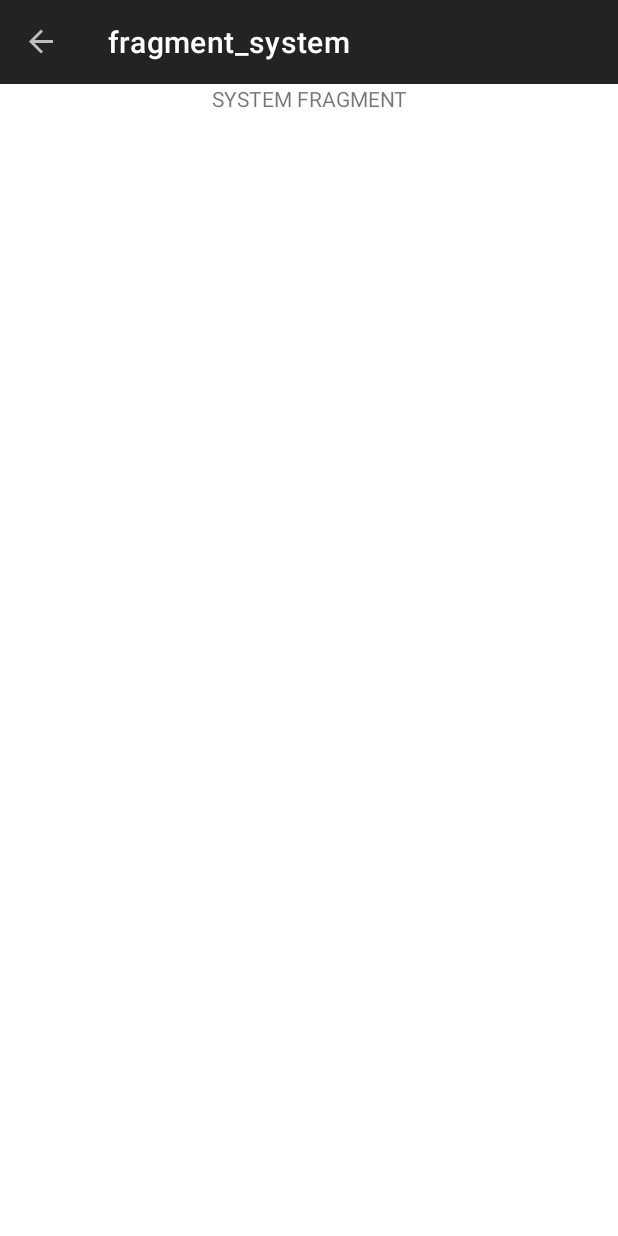
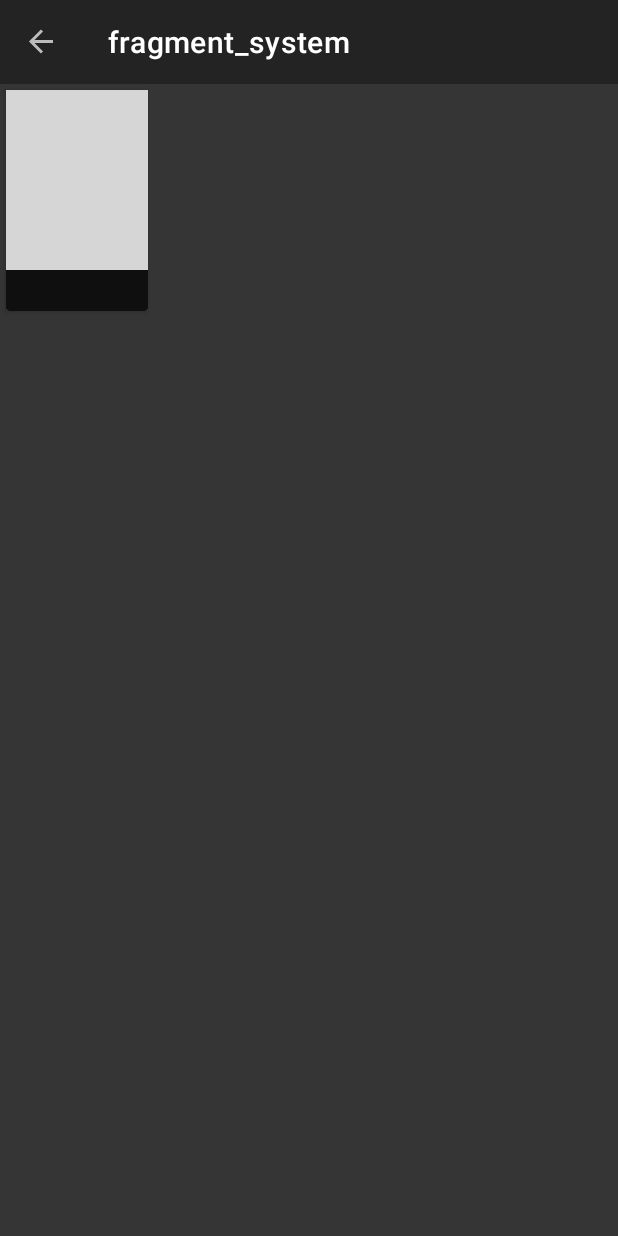
Before and after one commit to Archeidos/SimpleSpaceMMO, an Android app: the SystemFragment screen opened through its navigation route, on a phone screen of 412 x 824 dp. Run offline under Robolectric (Android 15) with nearby library versions, the phone set to English and light mode, and no system bars; our stand-ins replace Firebase (no records; nobody signed in at launch, a user with empty details on screens opened directly), data binding, navigation-ui; 5 statements that could not run were skipped; grey boxes are pictures that could not be loaded.

Commit message:
Added system fragment functionality and integration with firebase + other changes

```diff
--- a/app/src/main/AndroidManifest.xml
+++ b/app/src/main/AndroidManifest.xml
@@ -2,6 +2,8 @@
 <manifest xmlns:android="http://schemas.android.com/apk/res/android"
     xmlns:tools="http://schemas.android.com/tools"
     package="com.codestallions.spacemmo">
+
+    <uses-permission android:name="android.permission.INTERNET" />
 
     <application
         android:name=".SpaceMMO"
@@ -23,6 +25,6 @@
         <activity android:name=".ui.activities.LoginActivity"
             android:screenOrientation = "portrait"
             tools:ignore="LockedOrientationActivity" />
+
     </application>
-
 </manifest>
--- /dev/null
+++ b/app/src/main/java/com/codestallions/spacemmo/CustomGlideModule.java
@@ -0,0 +1,22 @@
+package com.codestallions.spacemmo;
+
+import android.content.Context;
+
+import com.bumptech.glide.Glide;
+import com.bumptech.glide.Registry;
+import com.bumptech.glide.annotation.GlideModule;
+import com.bumptech.glide.module.AppGlideModule;
+import com.firebase.ui.storage.images.FirebaseImageLoader;
+import com.google.firebase.storage.StorageReference;
+
+import java.io.InputStream;
+
+@GlideModule
+public class CustomGlideModule extends AppGlideModule {
+
+    @Override
+    public void registerComponents(Context context, Glide glide, Registry registry) {
+        registry.append(StorageReference.class, InputStream.class,
+                new FirebaseImageLoader.Factory());
+    }
+}
--- /dev/null
+++ b/app/src/main/java/com/codestallions/spacemmo/model/Planet.java
@@ -0,0 +1,23 @@
+package com.codestallions.spacemmo.model;
+
+public class Planet {
+
+    private String name;
+    private String imagePath;
+
+    public String getName() {
+        return name;
+    }
+
+    public void setName(String name) {
+        this.name = name;
+    }
+
+    public String getImagePath() {
+        return imagePath;
+    }
+
+    public void setImagePath(String imagePath) {
+        this.imagePath = imagePath;
+    }
+}
--- /dev/null
+++ b/app/src/main/java/com/codestallions/spacemmo/network/MainRepository.java
@@ -0,0 +1,59 @@
+package com.codestallions.spacemmo.network;
+
+import android.util.Log;
+
+import androidx.lifecycle.MutableLiveData;
+
+import com.codestallions.spacemmo.model.Planet;
+import com.google.firebase.firestore.DocumentSnapshot;
+import com.google.firebase.firestore.FirebaseFirestore;
+
+
+import java.util.ArrayList;
+import java.util.HashMap;
+import java.util.List;
+import java.util.Map;
+
+public class MainRepository {
+
+    private MainRepository() {
+    }
+
+    public static MainRepository getInstance() {
+        return SingletonHolder.INSTANCE;
+    }
+
+    public MutableLiveData<List<Planet>> retrieveLocalPlanets() {
+        MutableLiveData<List<Planet>> result = new MutableLiveData<>();
+        FirebaseFirestore.getInstance()
+                .collection("starmap")
+                .document("stars")
+                .get()
+                .addOnCompleteListener(task -> {
+                    if (task.isSuccessful()) {
+                        DocumentSnapshot doc = task.getResult();
+                        Map<String, Object> starsMap = doc.getData();
+                        Log.d("", "");
+                        HashMap<String, Object> stanton = (HashMap<String, Object>) starsMap.get("Stanton");
+                        HashMap<String, Object> planets = (HashMap<String, Object>) stanton.get("planets");
+                        List<Planet> planetList = new ArrayList<>();
+                        for (Object o : planets.values()) {
+                            HashMap<String, Object> map = (HashMap<String, Object>) o;
+                            Planet planet = new Planet();
+                            planet.setImagePath(map.get("image_path").toString());
+                            planet.setName(map.get("name").toString());
+                            planetList.add(planet);
+                        }
+                        result.setValue(planetList);
+                        Log.d("", "");
+                    } else {
+
+                    }
+        });
+        return result;
+    }
+
+    private static class SingletonHolder {
+        private static final MainRepository INSTANCE = new MainRepository();
+    }
+}
--- a/app/src/main/java/com/codestallions/spacemmo/ui/activities/BaseActivity.java
+++ b/app/src/main/java/com/codestallions/spacemmo/ui/activities/BaseActivity.java
@@ -27,9 +27,11 @@ public abstract class BaseActivity extends AppCompatActivity {
     }
 
     private void validateLoginStatus() {
-        if (SpaceMMO.getAuth().getCurrentUser() == null) {
-            navigateToLogin();
-        }
+        SpaceMMO.getAuth().addAuthStateListener(firebaseAuth -> {
+            if (firebaseAuth.getCurrentUser() == null) {
+                navigateToLogin();
+            }
+        });
     }
 
     protected void navigateToLogin() {
--- /dev/null
+++ b/app/src/main/java/com/codestallions/spacemmo/ui/adapter/SystemAdapter.java
@@ -0,0 +1,69 @@
+package com.codestallions.spacemmo.ui.adapter;
+
+import android.view.LayoutInflater;
+import android.view.View;
+import android.view.ViewGroup;
+import android.widget.ImageView;
+import android.widget.TextView;
+
+import androidx.annotation.NonNull;
+import androidx.fragment.app.Fragment;
+import androidx.recyclerview.widget.RecyclerView;
+
+import com.codestallions.spacemmo.GlideApp;
+import com.codestallions.spacemmo.R;
+import com.codestallions.spacemmo.model.Planet;
+import com.google.firebase.storage.FirebaseStorage;
+import com.google.firebase.storage.StorageReference;
+
+import java.util.ArrayList;
+import java.util.List;
+
+public class SystemAdapter extends RecyclerView.Adapter<SystemAdapter.ViewHolder> {
+
+    private Fragment fragment;
+    private List<Planet> planetList = new ArrayList<>();
+
+    public SystemAdapter(Fragment fragment) {
+        this.fragment = fragment;
+    }
+
+    public SystemAdapter(List<Planet> planetList, Fragment fragment) {
+        this.planetList = planetList;
+        this.fragment = fragment;
+    }
+
+    @NonNull
+    @Override
+    public SystemAdapter.ViewHolder onCreateViewHolder(@NonNull ViewGroup parent, int viewType) {
+        View view = LayoutInflater.from(parent.getContext())
+                .inflate(R.layout.item_system_location, parent, false);
+        return new ViewHolder(view);
+    }
+
+    @Override
+    public void onBindViewHolder(@NonNull ViewHolder holder, int position) {
+        holder.planetNameTextView.setText(planetList.get(position).getName());
+        StorageReference storage = FirebaseStorage.getInstance().getReference().child(planetList.get(position).getImagePath());
+        GlideApp.with(fragment)
+                .load(storage)
+                .override(200, 220)
+                .into(holder.planetImageView);
+    }
+
+    @Override
+    public int getItemCount() {
+        return planetList.size();
+    }
+
+    public static class ViewHolder extends RecyclerView.ViewHolder {
+        private final TextView planetNameTextView;
+        private final ImageView planetImageView;
+
+        public ViewHolder(View view) {
+            super(view);
+            planetNameTextView = view.findViewById(R.id.system_item_text);
+            planetImageView = view.findViewById(R.id.system_item_image);
+        }
+    }
+}
--- a/app/src/main/java/com/codestallions/spacemmo/ui/fragments/SystemFragment.java
+++ b/app/src/main/java/com/codestallions/spacemmo/ui/fragments/SystemFragment.java
@@ -2,20 +2,27 @@ package com.codestallions.spacemmo.ui.fragments;
 
 import android.os.Bundle;
 
+import androidx.databinding.DataBindingUtil;
 import androidx.fragment.app.Fragment;
+import androidx.lifecycle.ViewModelProvider;
+import androidx.recyclerview.widget.GridLayoutManager;
+import androidx.recyclerview.widget.RecyclerView;
 
 import android.view.LayoutInflater;
 import android.view.View;
 import android.view.ViewGroup;
 
 import com.codestallions.spacemmo.R;
+import com.codestallions.spacemmo.databinding.FragmentSystemBinding;
+import com.codestallions.spacemmo.ui.adapter.SystemAdapter;
+import com.codestallions.spacemmo.ui.viewmodel.SystemViewModel;
 
 /**
  * A simple {@link Fragment} subclass.
  * Use the {@link SystemFragment#newInstance} factory method to
  * create an instance of this fragment.
  */
-public class SystemFragment extends Fragment {
+public class SystemFragment extends BaseFragment {
 
     // TODO: Rename parameter arguments, choose names that match
     // the fragment initialization parameters, e.g. ARG_ITEM_NUMBER
@@ -25,6 +32,8 @@ public class SystemFragment extends Fragment {
     // TODO: Rename and change types of parameters
     private String mParam1;
     private String mParam2;
+
+    private SystemViewModel systemViewModel;
 
     public SystemFragment() {
         // Required empty public constructor
@@ -60,7 +69,18 @@ public class SystemFragment extends Fragment {
     @Override
     public View onCreateView(LayoutInflater inflater, ViewGroup container,
                              Bundle savedInstanceState) {
-        // Inflate the layout for this fragment
-        return inflater.inflate(R.layout.fragment_system, container, false);
+        FragmentSystemBinding systemBinding = DataBindingUtil.inflate(inflater, R.layout.fragment_system, container, false);
+        systemViewModel = new ViewModelProvider(this, new ViewModelProvider.NewInstanceFactory()).get(SystemViewModel.class);
+        systemBinding.setSystemViewModel(systemViewModel);
+
+        RecyclerView systemRecycler = systemBinding.getRoot().findViewById(R.id.system_recycler_view);
+        systemRecycler.setAdapter(new SystemAdapter(this));
+        systemRecycler.setLayoutManager(new GridLayoutManager(getContext(), 4));
+
+        systemViewModel.getLocalPlanetList().observe(this, planets -> {
+            systemRecycler.setAdapter(new SystemAdapter(planets, this));
+        });
+
+        return systemBinding.getRoot();
     }
 }
--- /dev/null
+++ b/app/src/main/java/com/codestallions/spacemmo/ui/viewmodel/SystemViewModel.java
@@ -0,0 +1,23 @@
+package com.codestallions.spacemmo.ui.viewmodel;
+
+import androidx.lifecycle.MutableLiveData;
+import androidx.lifecycle.ViewModel;
+
+import com.codestallions.spacemmo.model.Planet;
+import com.codestallions.spacemmo.network.MainRepository;
+
+import java.util.List;
+
+public class SystemViewModel extends ViewModel {
+
+    private MainRepository mainRepository;
+
+    public SystemViewModel() {
+        mainRepository = MainRepository.getInstance();
+    }
+
+    public MutableLiveData<List<Planet>> getLocalPlanetList() {
+        return mainRepository.retrieveLocalPlanets();
+    }
+
+}
--- a/app/src/main/res/layout/fragment_system.xml
+++ b/app/src/main/res/layout/fragment_system.xml
@@ -1,13 +1,26 @@
 <?xml version="1.0" encoding="utf-8"?>
-<FrameLayout xmlns:android="http://schemas.android.com/apk/res/android"
-    xmlns:tools="http://schemas.android.com/tools"
-    android:layout_width="match_parent"
-    android:layout_height="match_parent"
-    tools:context=".ui.fragments.SystemFragment">
+<layout xmlns:android="http://schemas.android.com/apk/res/android"
+    xmlns:tools="http://schemas.android.com/tools">
 
-    <TextView
+    <data>
+
+        <variable
+            name="systemViewModel"
+            type="com.codestallions.spacemmo.ui.viewmodel.SystemViewModel" />
+
+    </data>
+
+    <FrameLayout
         android:layout_width="match_parent"
-        android:layout_height="wrap_content"
-        android:text="SYSTEM FRAGMENT"
-        android:gravity="center"/>
-</FrameLayout>
+        android:layout_height="match_parent"
+        android:background="@color/system_fragment_background"
+        tools:context=".ui.fragments.SystemFragment">
+
+        <androidx.recyclerview.widget.RecyclerView
+            android:id="@+id/system_recycler_view"
+            android:layout_width="match_parent"
+            android:layout_height="match_parent" />
+
+    </FrameLayout>
+
+</layout>
--- /dev/null
+++ b/app/src/main/res/layout/item_system_location.xml
@@ -0,0 +1,37 @@
+<?xml version="1.0" encoding="utf-8"?>
+<androidx.cardview.widget.CardView xmlns:android="http://schemas.android.com/apk/res/android"
+    android:layout_width="wrap_content"
+    android:layout_height="wrap_content"
+    xmlns:tools="http://schemas.android.com/tools"
+    android:layout_margin="4dp"
+    xmlns:app="http://schemas.android.com/apk/res-auto">
+
+    <androidx.constraintlayout.widget.ConstraintLayout
+        android:background="@color/system_item_background"
+        android:layout_width="wrap_content"
+        android:layout_height="wrap_content">
+
+        <ImageView
+            android:id="@+id/system_item_image"
+            android:layout_width="140dp"
+            android:layout_height="120dp"
+            android:scaleType="centerInside"
+            app:layout_constraintTop_toTopOf="parent"
+            app:layout_constraintStart_toStartOf="parent"
+            app:layout_constraintEnd_toEndOf="parent"/>
+
+        <TextView
+            android:id="@+id/system_item_text"
+            android:layout_width="wrap_content"
+            android:layout_height="wrap_content"
+            android:textColor="@color/textPrimaryColor"
+            android:padding="4dp"
+            app:layout_constraintTop_toBottomOf="@id/system_item_image"
+            app:layout_constraintStart_toStartOf="parent"
+            app:layout_constraintEnd_toEndOf="parent"
+            tools:text="Planet Name"/>
+
+
+    </androidx.constraintlayout.widget.ConstraintLayout>
+
+</androidx.cardview.widget.CardView>
--- a/app/src/main/res/values/colors.xml
+++ b/app/src/main/res/values/colors.xml
@@ -1,7 +1,10 @@
 <?xml version="1.0" encoding="utf-8"?>
 <resources>
+    <!-- Common -->
     <color name="colorPrimary">#232323</color>
     <color name="colorPrimaryDark">#000000</color>
+    <color name="colorSecondary">#353535</color>
+    <color name="colorSecondaryDark">#0f0f0f</color>
     <color name="colorAccent">#008AD4</color>
 
     <color name="loginBackground">#000000</color>
@@ -9,4 +12,9 @@
 
     <color name="textPrimaryColor">#FFFFFF</color>
 
+
+    <!-- Specific -->
+    <color name="system_item_background">@color/colorSecondaryDark</color>
+    <color name="system_fragment_background">@color/colorSecondary</color>
+
 </resources>
--- a/build.gradle
+++ b/build.gradle
@@ -9,7 +9,7 @@ buildscript {
 
     }
     dependencies {
-        classpath 'com.android.tools.build:gradle:3.6.1'
+        classpath 'com.android.tools.build:gradle:4.0.1'
         classpath 'com.google.gms:google-services:4.2.0'
         classpath "org.jetbrains.kotlin:kotlin-gradle-plugin:$kotlin_version"
 
```
Also changed, not shown: app/build.gradle (+29 -8 lines), gradle/wrapper/gradle-wrapper.properties, 1 other file.
